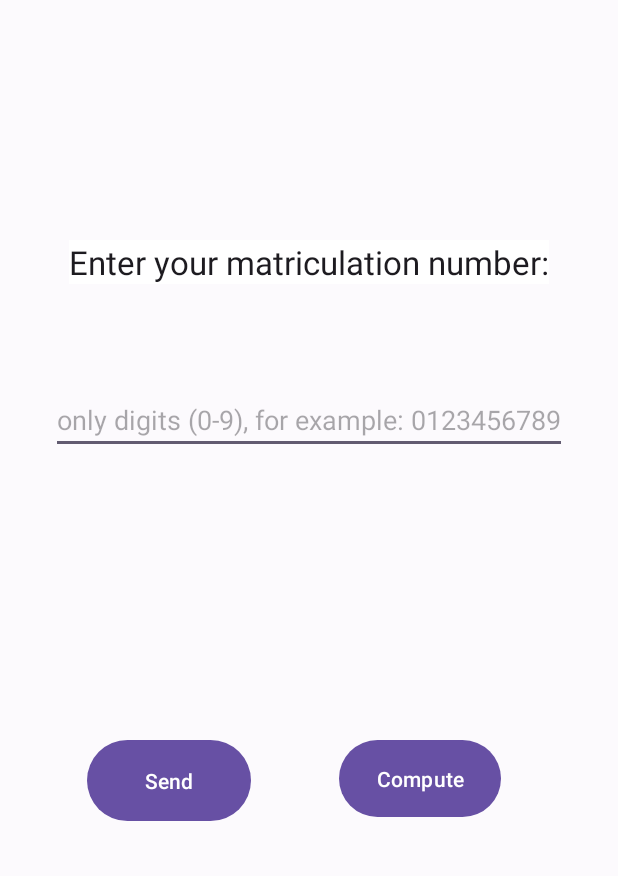
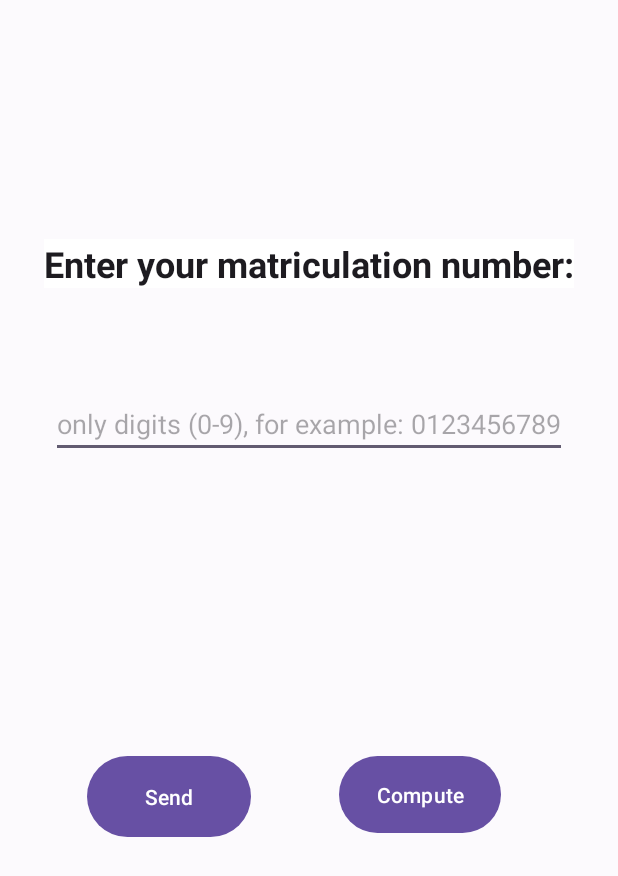
Before and after one commit to OlgaKupar/NetworkTest, an Android app: the screen it shows after launch (MainActivity), on a phone screen of 412 x 824 dp. Shown: the top 876 px of the screen. Run offline under Robolectric (Android 15) with nearby library versions, the phone set to English and light mode, and no system bars.

Commit message:
updated layout

```diff
--- a/app/src/main/res/layout/activity_main.xml
+++ b/app/src/main/res/layout/activity_main.xml
@@ -13,8 +13,11 @@
         android:layout_width="wrap_content"
         android:layout_height="wrap_content"
         android:background="@color/white"
+        android:fontFamily="sans-serif"
         android:text="Enter your matriculation number:"
         android:textAppearance="@style/TextAppearance.AppCompat.Large"
+        android:textSize="24sp"
+        android:textStyle="bold"
         android:visibility="visible"
         app:layout_constraintBottom_toBottomOf="parent"
         app:layout_constraintEnd_toEndOf="parent"
@@ -32,6 +35,7 @@
         android:hint="only digits (0-9), for example: 0123456789"
         android:inputType="number|numberDecimal"
         android:textAlignment="center"
+        android:textAllCaps="false"
         android:visibility="visible"
         app:layout_constraintEnd_toEndOf="@id/textViewUserPrompt"
         app:layout_constraintStart_toStartOf="@id/textViewUserPrompt"
@@ -44,6 +48,9 @@
         android:layout_marginStart="50dp"
         android:layout_marginTop="67dp"
         android:layout_marginEnd="50dp"
+        android:textAlignment="center"
+        android:textSize="20sp"
+        android:textStyle="bold"
         app:layout_constraintEnd_toEndOf="@id/editTextUserInput"
         app:layout_constraintStart_toStartOf="@id/editTextUserInput"
         app:layout_constraintTop_toBottomOf="@+id/editTextUserInput" />
```
